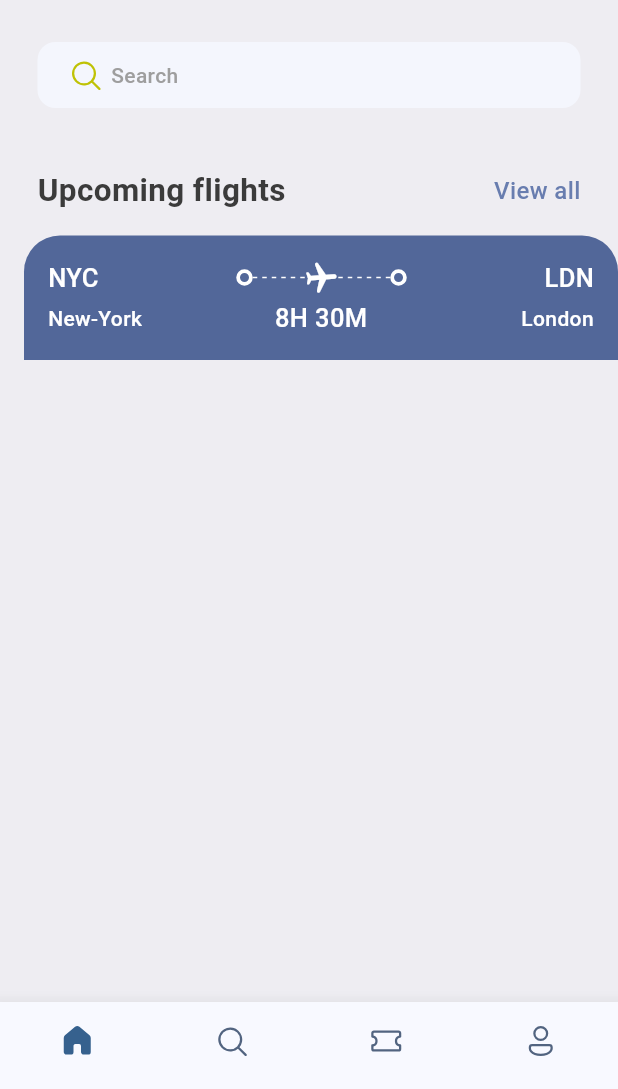
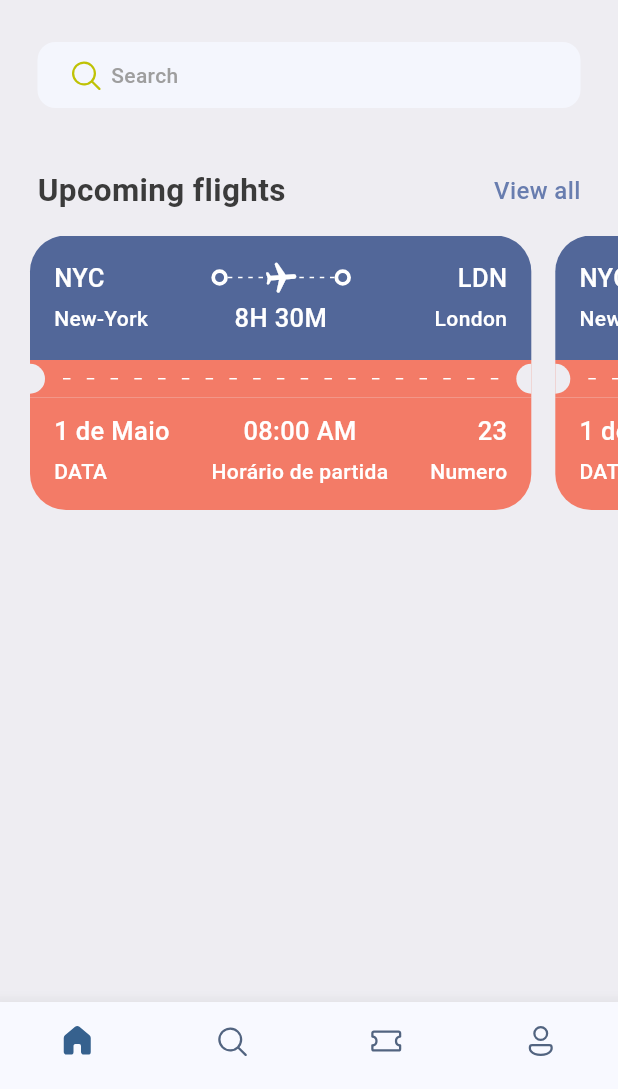
Before and after one commit to pedrovs3/flutter_study_app, a Flutter app: the screen it shows after launch, on a phone screen of 412 x 824 dp, the part 147-1236 px from its top. Run offline on Flutter 3.47's test engine with Material 3 defaults, Android fonts, the phone set to English and light mode, and no system bars; our stand-ins replace fluentui_icons, gap.

Commit message:
feat: scroll horizontal on tickets view

```diff
--- a/lib/main.dart
+++ b/lib/main.dart
@@ -13,10 +13,11 @@ class MyApp extends StatelessWidget {
   Widget build(BuildContext context) {
     return MaterialApp(
         debugShowCheckedModeBanner: false,
-      title: 'First project Flutter',
+        title: 'Ticket Project',
         theme: ThemeData(
           primaryColor: primary,
-        colorScheme: ColorScheme.fromSeed(seedColor: Colors.blue, brightness: Brightness.light),
+          colorScheme: ColorScheme.fromSeed(
+              seedColor: Colors.blue, brightness: Brightness.light),
           visualDensity: VisualDensity.adaptivePlatformDensity,
           useMaterial3: true,
         ),
@@ -24,7 +25,6 @@ class MyApp extends StatelessWidget {
           top: true,
           bottom: true,
           child: BottomBar(),
-      )
-    );
+        ));
   }
 }
--- a/lib/screens/home_page.dart
+++ b/lib/screens/home_page.dart
@@ -77,7 +77,16 @@ class HomePage extends StatelessWidget {
                   )
                 ])),
             const Gap(15),
-            const TicketView()
+            const SingleChildScrollView(
+              scrollDirection: Axis.horizontal,
+              padding: EdgeInsets.only(left: 20),
+              child: Row(
+                children: [
+                  TicketView(),
+                  TicketView(),
+                ],
+              ),
+            )
           ],
         ));
   }
--- a/lib/screens/ticket_view.dart
+++ b/lib/screens/ticket_view.dart
@@ -12,13 +12,14 @@ class TicketView extends StatelessWidget {
     final size = AppLayout.getSize(context);
 
     return SizedBox(
-      width: size.width,
+      width: size.width * 0.85,
       height: 200,
       child: Container(
-        margin: const EdgeInsets.only(left: 16),
+        margin: const EdgeInsets.only(right: 16),
         child: Column(
           mainAxisSize: MainAxisSize.min,
           children: [
+            // Blue part of ticket
             Container(
               padding: const EdgeInsets.all(16),
               decoration: const BoxDecoration(
@@ -114,7 +115,131 @@ class TicketView extends StatelessWidget {
                   )
                 ],
               ),
-            )
+            ),
+            // Orange part of ticket
+            Container(
+              color: Styles.orangeColor,
+              child: Row(
+                children: [
+                  SizedBox(
+                    height: 20,
+                    width: 10,
+                    child: DecoratedBox(
+                      decoration: BoxDecoration(
+                          color: Styles.bgColor,
+                          borderRadius: const BorderRadius.only(
+                              topRight: Radius.circular(10),
+                              bottomRight: Radius.circular(10))),
+                    ),
+                  ),
+                  Expanded(
+                      child: Padding(
+                    padding: const EdgeInsets.all(12.0),
+                    child: LayoutBuilder(
+                      builder:
+                          (BuildContext context, BoxConstraints constraints) {
+                        return Flex(
+                            direction: Axis.horizontal,
+                            mainAxisAlignment: MainAxisAlignment.spaceBetween,
+                            mainAxisSize: MainAxisSize.max,
+                            children: List.generate(
+                                (constraints.constrainWidth() / 15).floor(),
+                                (index) => const SizedBox(
+                                      width: 5,
+                                      height: 1,
+                                      child: DecoratedBox(
+                                        decoration:
+                                            BoxDecoration(color: Colors.white),
+                                      ),
+                                    )));
+                      },
+                    ),
+                  )),
+                  SizedBox(
+                    height: 20,
+                    width: 10,
+                    child: DecoratedBox(
+                      decoration: BoxDecoration(
+                          color: Styles.bgColor,
+                          borderRadius: const BorderRadius.only(
+                              topLeft: Radius.circular(10),
+                              bottomLeft: Radius.circular(10))),
+                    ),
+                  )
+                ],
+              ),
+            ),
+            Container(
+              padding: const EdgeInsets.only(
+                left: 16,
+                top: 10,
+                right: 16,
+                bottom: 16,
+              ),
+              decoration: BoxDecoration(
+                borderRadius: const BorderRadius.only(
+                    bottomLeft: Radius.circular(24),
+                    bottomRight: Radius.circular(24)),
+                color: Styles.orangeColor,
+              ),
+              child: Column(
+                children: [
+                  Row(
+                    mainAxisAlignment: MainAxisAlignment.spaceBetween,
+                    children: [
+                      Column(
+                        crossAxisAlignment: CrossAxisAlignment.start,
+                        children: [
+                          Text(
+                            "1 de Maio",
+                            style: Styles.headLineStyle3
+                                .copyWith(color: Colors.white),
+                          ),
+                          const Gap(5),
+                          Text(
+                            "DATA",
+                            style: Styles.headLineStyle4
+                                .copyWith(color: Colors.white),
+                          )
+                        ],
+                      ),
+                      Column(
+                        crossAxisAlignment: CrossAxisAlignment.center,
+                        children: [
+                          Text(
+                            "08:00 AM",
+                            style: Styles.headLineStyle3
+                                .copyWith(color: Colors.white),
+                          ),
+                          const Gap(5),
+                          Text(
+                            "Horário de partida",
+                            style: Styles.headLineStyle4
+                                .copyWith(color: Colors.white),
+                          )
+                        ],
+                      ),
+                      Column(
+                        crossAxisAlignment: CrossAxisAlignment.end,
+                        children: [
+                          Text(
+                            "23",
+                            style: Styles.headLineStyle3
+                                .copyWith(color: Colors.white),
+                          ),
+                          const Gap(5),
+                          Text(
+                            "Numero",
+                            style: Styles.headLineStyle4
+                                .copyWith(color: Colors.white),
+                          )
+                        ],
+                      )
+                    ],
+                  )
+                ],
+              ),
+            ),
           ],
         ),
       ),
--- a/lib/utils/app_styles.dart
+++ b/lib/utils/app_styles.dart
@@ -2,14 +2,19 @@ import 'package:flutter/material.dart';
 
 Color primary = const Color(0xFF687daf);
 
-class Styles{
+class Styles {
   static Color primaryColor = primary;
   static Color textColor = const Color(0xFF3b3b3b);
   static Color bgColor = const Color(0xFFeeedf2);
-  static Color orangeColor = const Color(0xFF526799);
-  static TextStyle textStyle = TextStyle(fontSize: 16, color: textColor, fontWeight: FontWeight.w500);
-  static TextStyle headLineStyle1 = TextStyle(fontSize: 26, color: textColor, fontWeight: FontWeight.bold);
-  static TextStyle headLineStyle2 = TextStyle(fontSize: 21, color: textColor, fontWeight: FontWeight.bold);
-  static TextStyle headLineStyle3 = TextStyle(fontSize: 17, color: Colors.grey.shade500, fontWeight: FontWeight.w500);
-  static TextStyle headLineStyle4 = TextStyle(fontSize: 14, color: Colors.grey.shade500, fontWeight: FontWeight.w500);
+  static Color orangeColor = const Color(0xFFF37B67);
+  static TextStyle textStyle =
+      TextStyle(fontSize: 16, color: textColor, fontWeight: FontWeight.w500);
+  static TextStyle headLineStyle1 =
+      TextStyle(fontSize: 26, color: textColor, fontWeight: FontWeight.bold);
+  static TextStyle headLineStyle2 =
+      TextStyle(fontSize: 21, color: textColor, fontWeight: FontWeight.bold);
+  static TextStyle headLineStyle3 = TextStyle(
+      fontSize: 17, color: Colors.grey.shade500, fontWeight: FontWeight.w500);
+  static TextStyle headLineStyle4 = TextStyle(
+      fontSize: 14, color: Colors.grey.shade500, fontWeight: FontWeight.w500);
 }
```
Also changed, not shown: pubspec.yaml (+4 -6 lines). Lines whose indentation alone changed are shown as unchanged.
